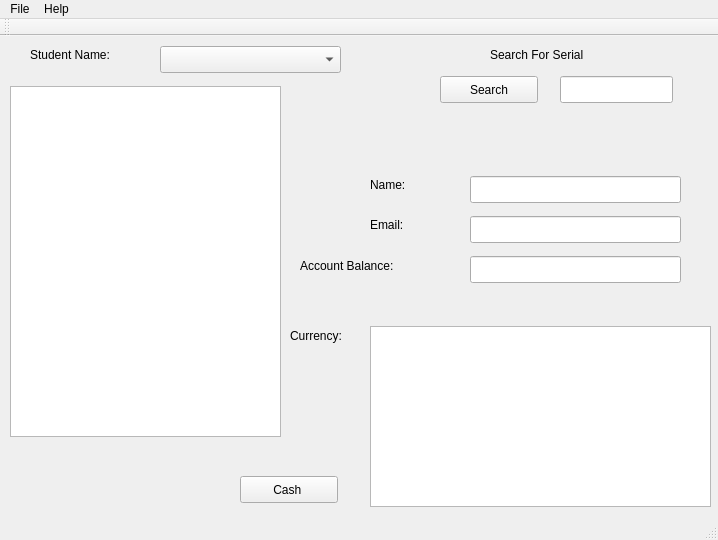
Qt form KedighCash/mainwindow.ui (allenh1/KedighCash) before a commit.
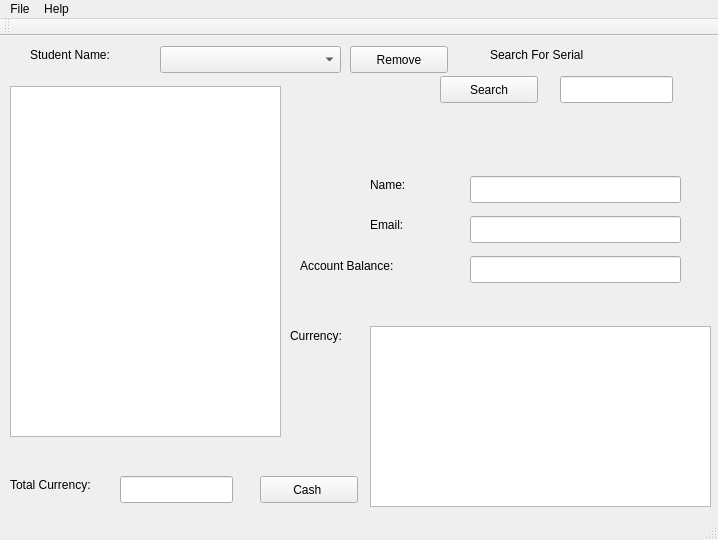
The same form after that commit.

Diff of the .ui file:
```diff
--- a/KedighCash/mainwindow.ui
+++ b/KedighCash/mainwindow.ui
@@ -196,7 +196,7 @@
    <widget class="QPushButton" name="deleteCurrency">
     <property name="geometry">
      <rect>
-      <x>240</x>
+      <x>260</x>
       <y>440</y>
       <width>98</width>
       <height>27</height>
@@ -206,6 +206,42 @@
      <string>Cash </string>
     </property>
    </widget>
+   <widget class="QPushButton" name="killKid">
+    <property name="geometry">
+     <rect>
+      <x>350</x>
+      <y>10</y>
+      <width>98</width>
+      <height>27</height>
+     </rect>
+    </property>
+    <property name="text">
+     <string>Remove</string>
+    </property>
+   </widget>
+   <widget class="QLineEdit" name="totalMoney">
+    <property name="geometry">
+     <rect>
+      <x>120</x>
+      <y>440</y>
+      <width>113</width>
+      <height>27</height>
+     </rect>
+    </property>
+   </widget>
+   <widget class="QLabel" name="label_6">
+    <property name="geometry">
+     <rect>
+      <x>10</x>
+      <y>440</y>
+      <width>141</width>
+      <height>17</height>
+     </rect>
+    </property>
+    <property name="text">
+     <string>Total Currency: </string>
+    </property>
+   </widget>
   </widget>
   <widget class="QMenuBar" name="menuBar">
    <property name="geometry">
```
